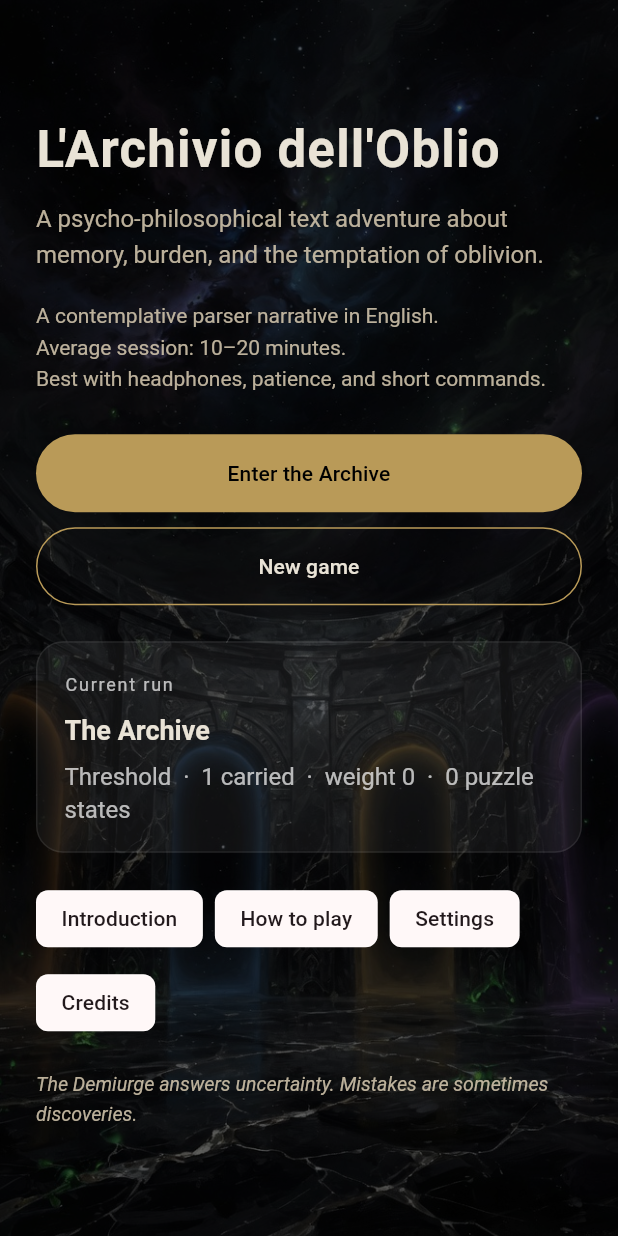
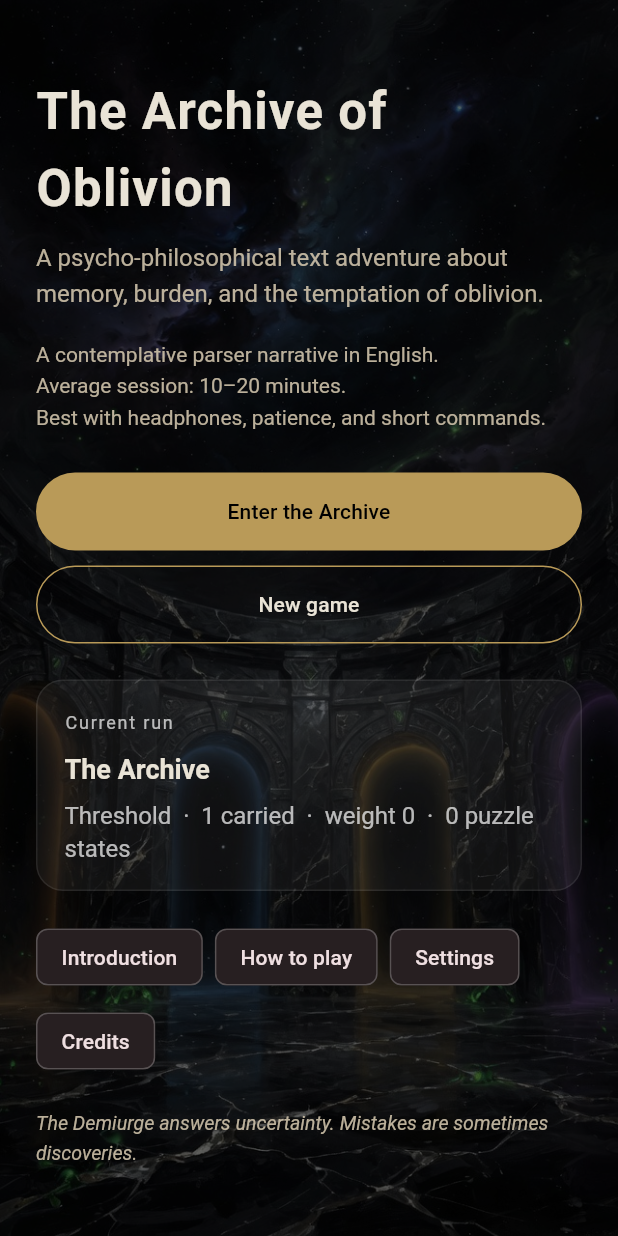
Before and after one commit to Vale717171/archive-of-oblivion, a Flutter app: the screen it shows after launch, on a phone screen of 412 x 824 dp. Run offline on Flutter 3.47's test engine with Material 3 defaults, Android fonts, the phone set to English and light mode, and no system bars; our stand-ins replace flutter_riverpod, just_audio, sqflite; missing offline and left inert: audio_session; accounts and stored records are empty; statements that could not run were skipped.

Commit message:
chore: rename app title to English across all surfaces
Replace "L'Archivio dell'Oblio" with "The Archive of Oblivion" in
main.dart, home_screen, archive_panels credits, and AndroidManifest.

Co-Authored-By: Claude Sonnet 4.6 <noreply@anthropic.com>

```diff
--- a/lib/features/ui/archive_panels.dart
+++ b/lib/features/ui/archive_panels.dart
@@ -47,7 +47,7 @@ class ArchivePanels {
       builder: (context) => const _ArchiveTextDialog(
         title: 'Credits',
         body:
-            "L'Archivio dell'Oblio\n\n"
+            "The Archive of Oblivion\n\n"
             'A psycho-philosophical interactive fiction for Android.\n\n'
             'Built with Flutter, Riverpod, sqflite, just_audio, and the deterministic narrator “All That Is”.\n\n'
             'Citations are curated from public-domain sources.',
--- a/lib/features/ui/home_screen.dart
+++ b/lib/features/ui/home_screen.dart
@@ -112,7 +112,7 @@ class _HomeScreenState extends ConsumerState<HomeScreen> {
                         crossAxisAlignment: CrossAxisAlignment.start,
                         children: [
                           Text(
-                            "L'Archivio dell'Oblio",
+                            'The Archive of Oblivion',
                             style: TextStyle(
                               color: bodyColor,
                               fontSize: 34 * textScale,
--- a/lib/main.dart
+++ b/lib/main.dart
@@ -44,10 +44,13 @@ class MyApp extends StatelessWidget {
   @override
   Widget build(BuildContext context) {
     return MaterialApp(
-      title: "L'Archivio dell'Oblio",
+      title: 'The Archive of Oblivion',
       debugShowCheckedModeBanner: false,
       theme: ThemeData(
-        colorScheme: ColorScheme.fromSeed(seedColor: Colors.black),
+        colorScheme: ColorScheme.fromSeed(
+          seedColor: Colors.black,
+          brightness: Brightness.dark,
+        ),
         useMaterial3: true,
         brightness: Brightness.dark,
       ),
```
Also changed, not shown: 1 other file.
